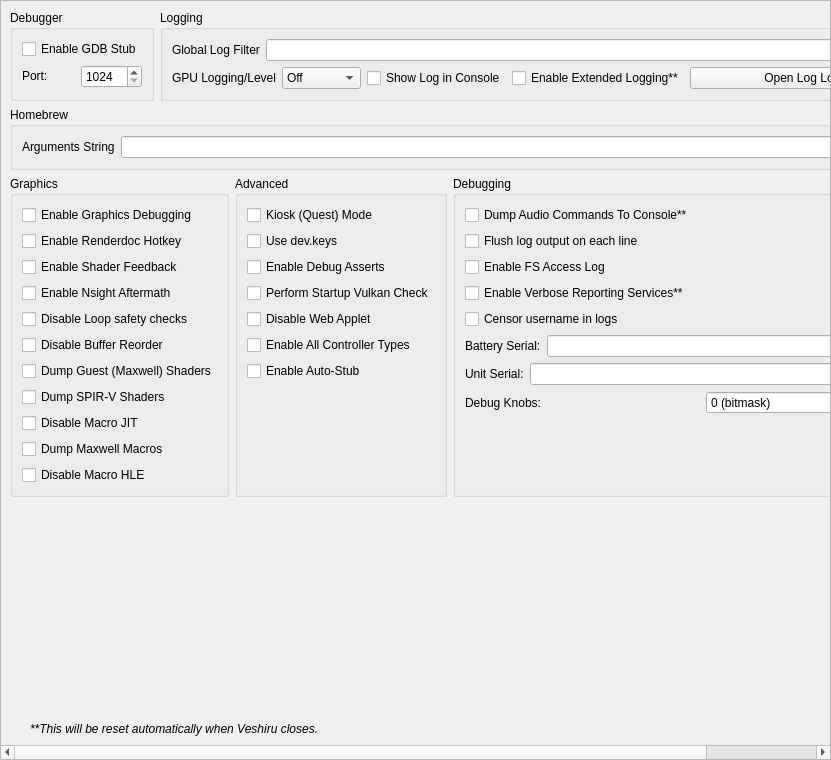
2archiver/Veshiru, file src/veshiru/configuration/configure_debug.ui: the form before one commit.
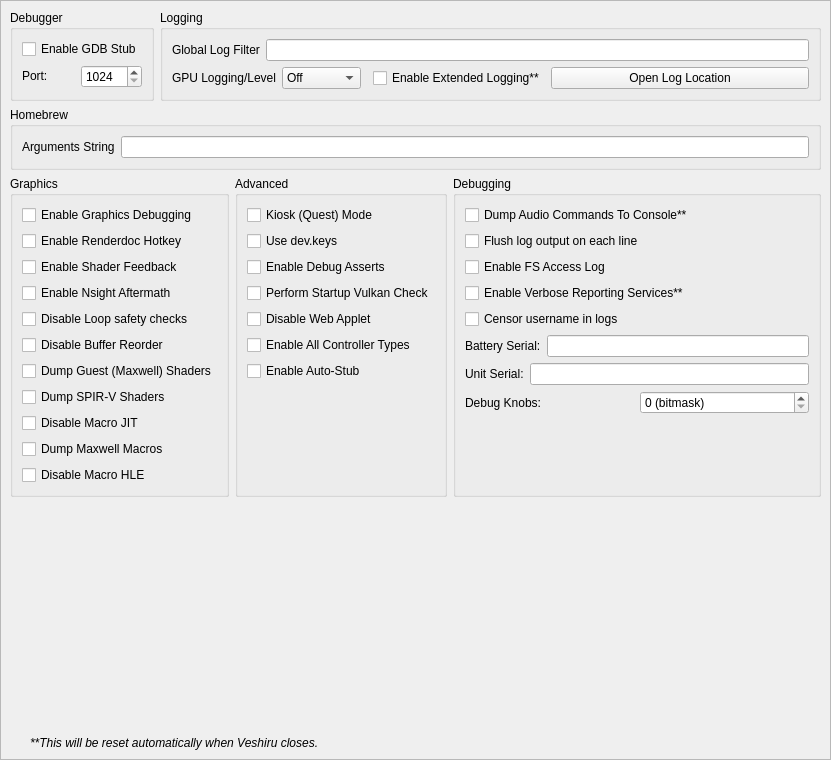
The form after the commit.

Commit message: Use the native Windows console and bounded session logging

Diff of the .ui file:
```diff
--- a/src/veshiru/configuration/configure_debug.ui
+++ b/src/veshiru/configuration/configure_debug.ui
@@ -260,13 +260,6 @@
            </layout>
           </widget>
          </item>
-         <item row="1" column="1">
-          <widget class="QCheckBox" name="toggle_console">
-           <property name="text">
-            <string>Show Log in Console</string>
-           </property>
-          </widget>
-         </item>
          <item row="1" column="2">
           <widget class="QCheckBox" name="extended_logging">
            <property name="enabled">
```
Left out of the diff: 1 changed line with no effect on the pictures. The commit also changes 33 other files.
